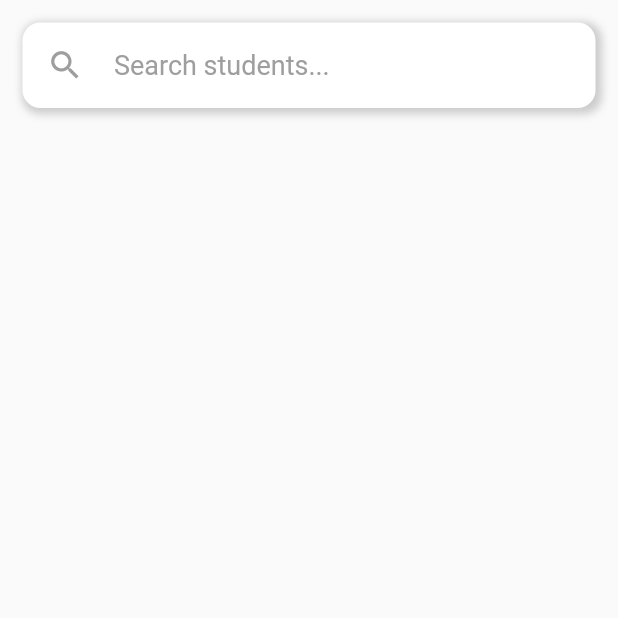
After one commit to rdotzaz/teachent-app, a Flutter app: the SearchPage screen opened directly, on a phone screen of 412 x 824 dp, the top half of it. The commit adds this screen. Run offline on Flutter 3.47's test engine with Material 2 defaults, Android fonts, the phone set to English and light mode, and no system bars; our stand-ins replace bloc, firebase_core, firebase_database, flutter_bloc, hive_flutter; accounts and stored records are empty; generated files the repository leaves out were written again.

Commit message:
add search page

```diff
--- /dev/null
+++ b/lib/controller/pages/search_page/search_page.dart
@@ -0,0 +1,13 @@
+import 'package:flutter/material.dart';
+import 'package:teachent_app/controller/controller.dart';
+
+class SearchPageController extends BaseController {
+  final _searchTextController = TextEditingController();
+  String phrase = '';
+
+  TextEditingController get searchController => _searchTextController;
+
+  void setValue(String? value) {
+    phrase = value ?? '';
+  }
+}
--- a/lib/controller/pages/teacher_home_page/teacher_home_page_controller.dart
+++ b/lib/controller/pages/teacher_home_page/teacher_home_page_controller.dart
@@ -1,3 +1,4 @@
+import 'package:flutter/material.dart';
 import 'package:teachent_app/controller/controller.dart';
 import 'package:teachent_app/model/db_objects/db_object.dart';
 import 'package:teachent_app/model/db_objects/lesson.dart';
@@ -6,6 +7,7 @@ import 'package:teachent_app/model/db_objects/student.dart';
 import 'package:teachent_app/model/db_objects/teacher.dart';
 import 'package:teachent_app/model/objects/education_level.dart';
 import 'package:teachent_app/model/objects/tool.dart';
+import 'package:teachent_app/view/pages/search_page/search_page.dart';
 
 class TeacherHomePageController extends BaseController {
   final KeyId userId;
@@ -55,6 +57,7 @@ class TeacherHomePageController extends BaseController {
     teacher = possibleTeacher;
   }
 
+  String get searchName => 'Search students';
   String get teacherName => teacher?.name ?? '';
   bool get areLessons => lessons.isNotEmpty;
   bool get areStudents => students.isNotEmpty;
@@ -66,4 +69,8 @@ class TeacherHomePageController extends BaseController {
         students.firstWhere((student) => student.userId == studentId);
     return student.name;
   }
+
+  void goToSearchPage(BuildContext context) {
+    Navigator.of(context).push(MaterialPageRoute(builder: (_) => SearchPage()));
+  }
 }
--- /dev/null
+++ b/lib/view/pages/search_page/search_page.dart
@@ -0,0 +1,47 @@
+import 'package:flutter/material.dart';
+import 'package:teachent_app/controller/pages/search_page/search_page.dart';
+
+class SearchPage extends StatelessWidget {
+  final _searchPageController = SearchPageController();
+
+  SearchPage({Key? key}) : super(key: key);
+
+  @override
+  Widget build(BuildContext context) {
+    return Scaffold(
+        body: Column(
+      children: [searchBarWidget()],
+    ));
+  }
+
+  Widget searchBarWidget() {
+    return Hero(
+        tag: 'search',
+        child: Container(
+          decoration: BoxDecoration(
+            color: Colors.white,
+            borderRadius: BorderRadius.circular(12),
+            boxShadow: [
+              BoxShadow(
+                  color: Colors.grey.withOpacity(0.5),
+                  spreadRadius: 2,
+                  blurRadius: 4,
+                  offset: const Offset(2, 2))
+            ],
+          ),
+          margin: const EdgeInsets.all(15),
+          padding: const EdgeInsets.all(8.0),
+          child: Padding(
+            padding: const EdgeInsets.all(8.0),
+            child: Row(
+              children: const [
+                Icon(Icons.search, color: Colors.grey, size: 25),
+                SizedBox(width: 20),
+                Text('Search students...',
+                    style: TextStyle(fontSize: 18, color: Colors.grey))
+              ],
+            ),
+          ),
+        ));
+  }
+}
```
Also changed, not shown: lib/view/pages/teacher_home_page/teacher_home_page.dart (+50 -5 lines).
